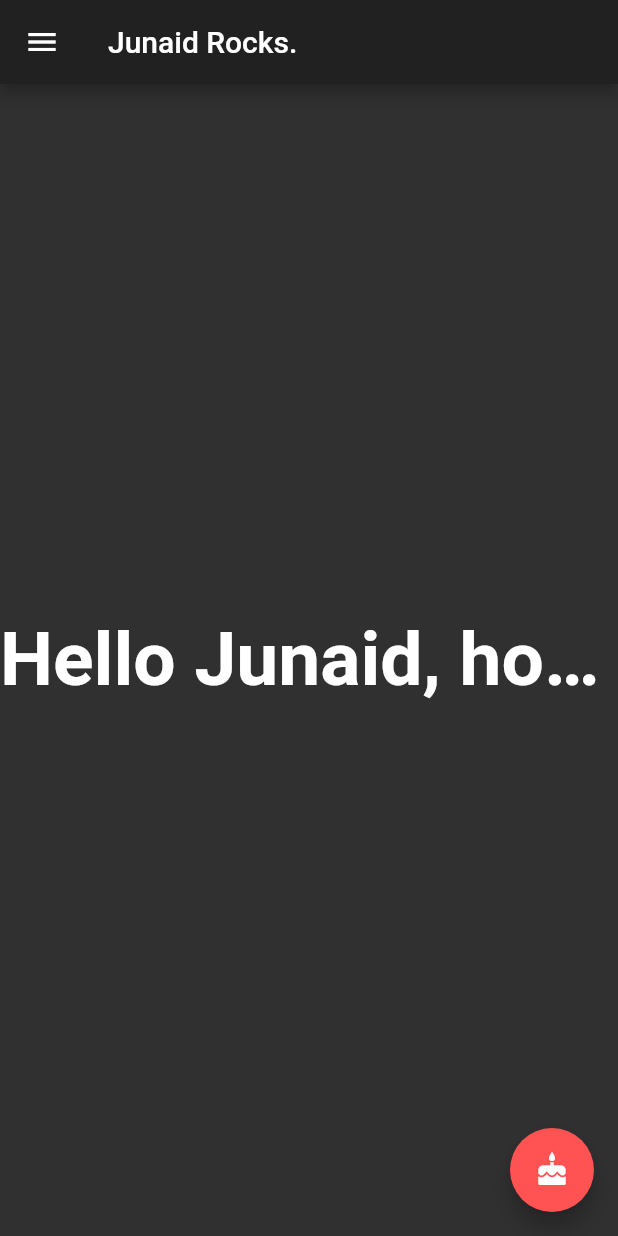
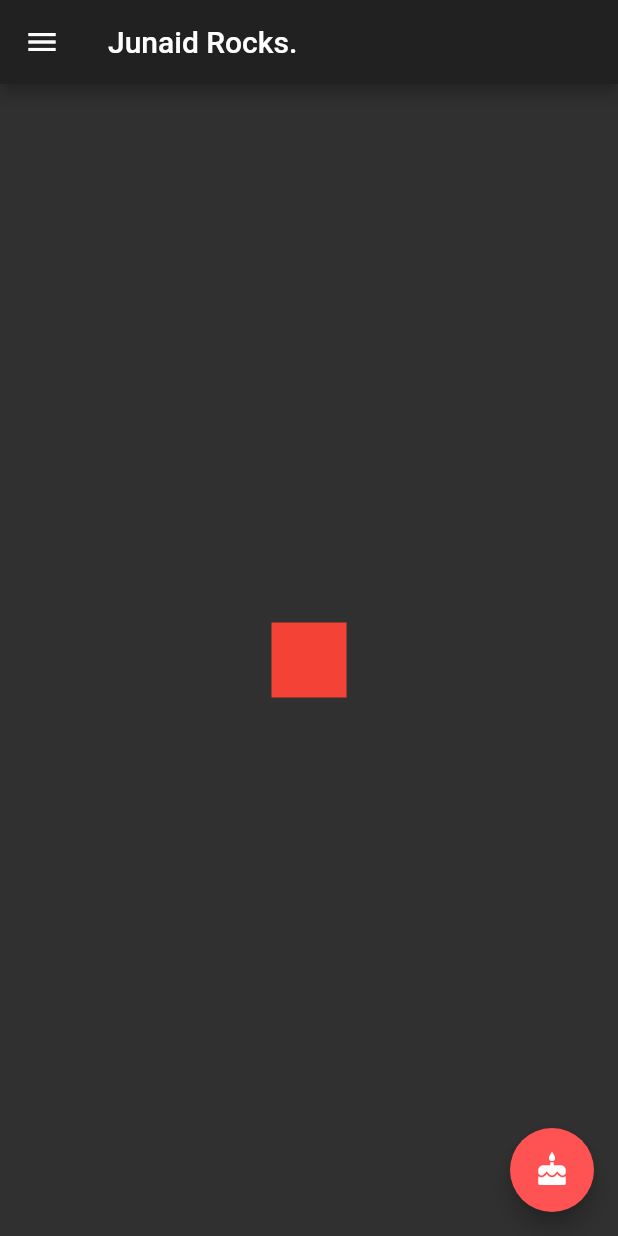
Before and after one commit to mastercoder3/fireship_app, a Flutter app: the screen it shows after launch, on a phone screen of 412 x 824 dp. Run offline on Flutter 3.47's test engine with Material 2 defaults, Android fonts, the phone set to English and light mode, and no system bars.

Commit message:
gestures with inkwell

```diff
--- a/lib/main.dart
+++ b/lib/main.dart
@@ -16,19 +16,33 @@ class MyApp extends StatelessWidget {
           ),
 
           body: Center(
-            child: Row(
-              children: <Widget>[
-                Expanded(
-                  child: Container(
-                      child: Text(
-                    'Hello Junaid, how are you.',
-                    overflow: TextOverflow.ellipsis,
-                    style: TextStyle(fontSize: 50, fontWeight: FontWeight.bold),
-                  )),
+            child: Material(
+              color: Colors.red,
+              child: InkWell(
+                onTap: () => print('Button pressed!'),
+                child: Container(
+                  width: 50,
+                  height: 50,
+                  // color: Colors.red,
                 ),
-              ],
+              ),
             ),
           ),
+
+          // body: Center(
+          //   child: Row(
+          //     children: <Widget>[
+          //       Expanded(
+          //         child: Container(
+          //             child: Text(
+          //           'Hello Junaid, how are you.',
+          //           overflow: TextOverflow.ellipsis,
+          //           style: TextStyle(fontSize: 50, fontWeight: FontWeight.bold),
+          //         )),
+          //       ),
+          //     ],
+          //   ),
+          // ),
 
           // body: Padding(
           //   padding: const EdgeInsets.all(15.0),
```
